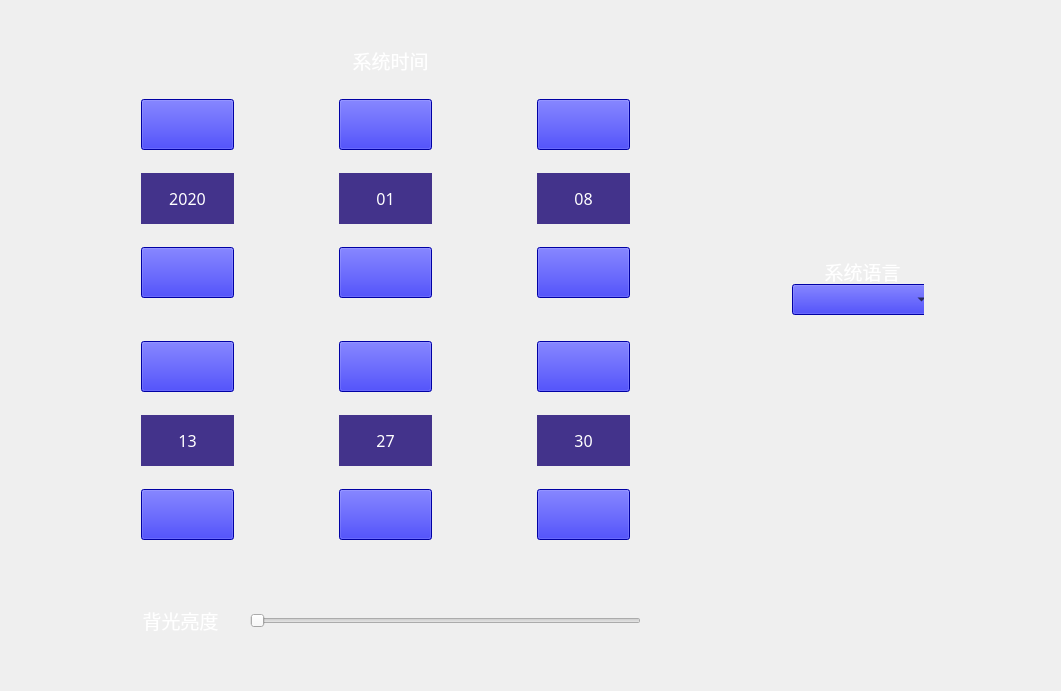
This is HighResolutionPrinter/syssetting.ui in dxphmj/TwoCharPrinter as Qt 5 draws it before an edit. The edited form follows.
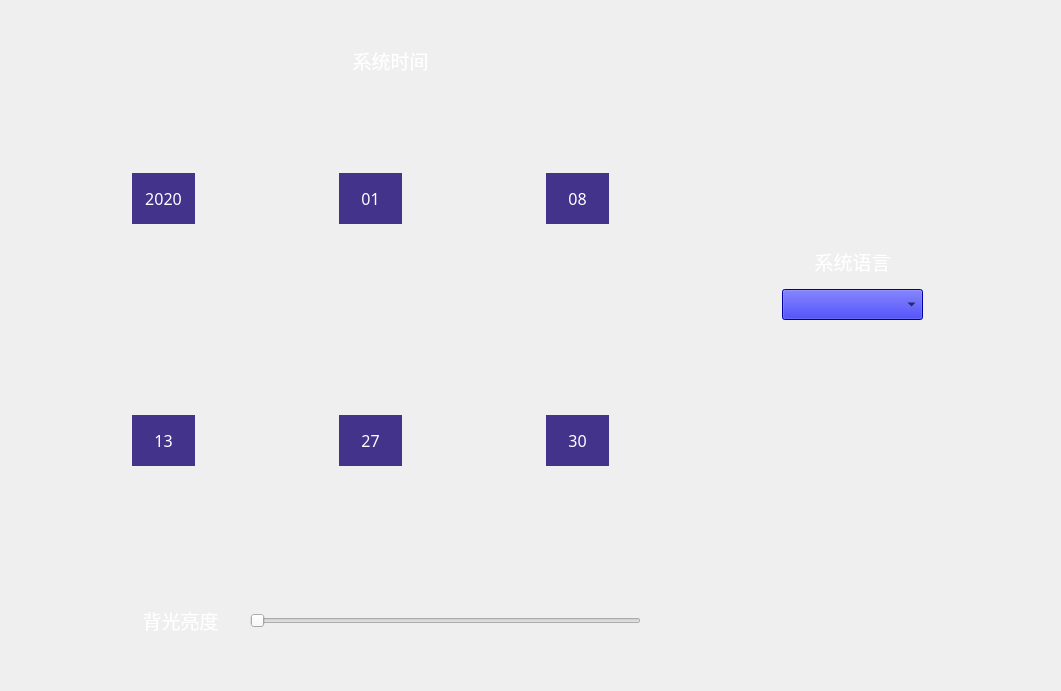
This is the edited form. Icons and pictures are not drawn.

Diff of the .ui file:
```diff
--- a/HighResolutionPrinter/syssetting.ui
+++ b/HighResolutionPrinter/syssetting.ui
@@ -13,52 +13,116 @@
   <property name="windowTitle">
    <string>sysSetting</string>
   </property>
-  <widget class="QWidget" name="layoutWidget_3">
+  <widget class="QLabel" name="backLightLab">
    <property name="geometry">
     <rect>
-     <x>130</x>
-     <y>330</y>
-     <width>511</width>
-     <height>221</height>
+     <x>110</x>
+     <y>600</y>
+     <width>141</width>
+     <height>41</height>
     </rect>
    </property>
-   <layout class="QHBoxLayout" name="horizontalLayout_2">
-    <item>
-     <layout class="QVBoxLayout" name="verticalLayout_5">
-      <item>
+   <property name="minimumSize">
+    <size>
+     <width>141</width>
+     <height>41</height>
+    </size>
+   </property>
+   <property name="font">
+    <font>
+     <family>楷体</family>
+     <pointsize>14</pointsize>
+    </font>
+   </property>
+   <property name="styleSheet">
+    <string notr="true">color: rgb(255, 255, 255);</string>
+   </property>
+   <property name="text">
+    <string>背光亮度</string>
+   </property>
+   <property name="alignment">
+    <set>Qt::AlignCenter</set>
+   </property>
+  </widget>
+  <widget class="QSlider" name="lightHorSlider">
+   <property name="geometry">
+    <rect>
+     <x>250</x>
+     <y>600</y>
+     <width>391</width>
+     <height>41</height>
+    </rect>
+   </property>
+   <property name="styleSheet">
+    <string notr="true"/>
+   </property>
+   <property name="orientation">
+    <enum>Qt::Horizontal</enum>
+   </property>
+  </widget>
+  <widget class="QLabel" name="sysTimeSetLab">
+   <property name="geometry">
+    <rect>
+     <x>320</x>
+     <y>40</y>
+     <width>141</width>
+     <height>41</height>
+    </rect>
+   </property>
+   <property name="minimumSize">
+    <size>
+     <width>141</width>
+     <height>41</height>
+    </size>
+   </property>
+   <property name="font">
+    <font>
+     <family>楷体</family>
+     <pointsize>14</pointsize>
+    </font>
+   </property>
+   <property name="text">
+    <string>&lt;html&gt;&lt;head/&gt;&lt;body&gt;&lt;p&gt;&lt;span style=&quot; color:#ffffff;&quot;&gt;系统时间&lt;/span&gt;&lt;/p&gt;&lt;/body&gt;&lt;/html&gt;</string>
+   </property>
+   <property name="alignment">
+    <set>Qt::AlignCenter</set>
+   </property>
+  </widget>
        <widget class="QPushButton" name="addHourBut">
+   <property name="geometry">
+    <rect>
+     <x>132</x>
+     <y>345</y>
+     <width>63</width>
+     <height>63</height>
+    </rect>
+   </property>
         <property name="minimumSize">
          <size>
-          <width>93</width>
+     <width>63</width>
           <height>51</height>
          </size>
         </property>
         <property name="styleSheet">
-         <string notr="true">background-color: rgb(0, 0, 230);</string>
+    <string notr="true">background-image: url(:/Images/moveup.bmp);
+border-radius:10px;</string>
         </property>
         <property name="text">
          <string/>
         </property>
        </widget>
-      </item>
-      <item>
-       <spacer name="verticalSpacer_9">
-        <property name="orientation">
-         <enum>Qt::Vertical</enum>
-        </property>
-        <property name="sizeHint" stdset="0">
-         <size>
-          <width>20</width>
-          <height>18</height>
-         </size>
-        </property>
-       </spacer>
-      </item>
-      <item>
-       <widget class="QLabel" name="label_5">
+  <widget class="QLabel" name="hourShowBut">
+   <property name="geometry">
+    <rect>
+     <x>132</x>
+     <y>415</y>
+     <width>63</width>
+     <height>51</height>
+    </rect>
+   </property>
         <property name="minimumSize">
          <size>
-          <width>93</width>
+     <width>63</width>
           <height>51</height>
          </size>
         </property>
@@ -79,87 +143,64 @@
          <set>Qt::AlignCenter</set>
         </property>
        </widget>
-      </item>
-      <item>
-       <spacer name="verticalSpacer_10">
-        <property name="orientation">
-         <enum>Qt::Vertical</enum>
-        </property>
-        <property name="sizeHint" stdset="0">
-         <size>
-          <width>20</width>
-          <height>18</height>
-         </size>
-        </property>
-       </spacer>
-      </item>
-      <item>
        <widget class="QPushButton" name="reduceHourBut">
+   <property name="geometry">
+    <rect>
+     <x>132</x>
+     <y>472</y>
+     <width>63</width>
+     <height>63</height>
+    </rect>
+   </property>
         <property name="minimumSize">
          <size>
-          <width>93</width>
+     <width>63</width>
           <height>51</height>
          </size>
         </property>
         <property name="styleSheet">
-         <string notr="true">background-color: rgb(0, 0, 230);</string>
+    <string notr="true">background-image: url(:/Images/movedown.bmp);
+border-radius:10px;</string>
         </property>
         <property name="text">
          <string/>
         </property>
        </widget>
-      </item>
-     </layout>
-    </item>
-    <item>
-     <spacer name="horizontalSpacer_3">
-      <property name="orientation">
-       <enum>Qt::Horizontal</enum>
-      </property>
-      <property name="sizeHint" stdset="0">
-       <size>
-        <width>98</width>
-        <height>20</height>
-       </size>
-      </property>
-     </spacer>
-    </item>
-    <item>
-     <layout class="QVBoxLayout" name="verticalLayout_6">
-      <item>
        <widget class="QPushButton" name="addMinBut">
+   <property name="geometry">
+    <rect>
+     <x>339</x>
+     <y>345</y>
+     <width>63</width>
+     <height>63</height>
+    </rect>
+   </property>
         <property name="minimumSize">
          <size>
-          <width>93</width>
+     <width>63</width>
           <height>51</height>
          </size>
         </property>
         <property name="styleSheet">
-         <string notr="true">background-color: rgb(0, 0, 230);</string>
+    <string notr="true">background-image: url(:/Images/moveup.bmp);
+border-radius:10px;</string>
         </property>
         <property name="text">
          <string/>
         </property>
        </widget>
-      </item>
-      <item>
-       <spacer name="verticalSpacer_11">
-        <property name="orientation">
-         <enum>Qt::Vertical</enum>
-        </property>
-        <property name="sizeHint" stdset="0">
-         <size>
-          <width>20</width>
-          <height>18</height>
-         </size>
-        </property>
-       </spacer>
-      </item>
-      <item>
-       <widget class="QLabel" name="label_6">
+  <widget class="QLabel" name="minShowBut">
+   <property name="geometry">
+    <rect>
+     <x>339</x>
+     <y>415</y>
+     <width>63</width>
+     <height>51</height>
+    </rect>
+   </property>
         <property name="minimumSize">
          <size>
-          <width>93</width>
+     <width>63</width>
           <height>51</height>
          </size>
         </property>
@@ -180,87 +221,64 @@
          <set>Qt::AlignCenter</set>
         </property>
        </widget>
-      </item>
-      <item>
-       <spacer name="verticalSpacer_12">
-        <property name="orientation">
-         <enum>Qt::Vertical</enum>
-        </property>
-        <property name="sizeHint" stdset="0">
-         <size>
-          <width>20</width>
-          <height>18</height>
-         </size>
-        </property>
-       </spacer>
-      </item>
-      <item>
        <widget class="QPushButton" name="reduceMinBut">
+   <property name="geometry">
+    <rect>
+     <x>339</x>
+     <y>472</y>
+     <width>63</width>
+     <height>63</height>
+    </rect>
+   </property>
         <property name="minimumSize">
          <size>
-          <width>93</width>
+     <width>63</width>
           <height>51</height>
          </size>
         </property>
         <property name="styleSheet">
-         <string notr="true">background-color: rgb(0, 0, 230);</string>
+    <string notr="true">background-image: url(:/Images/movedown.bmp);
+border-radius:10px;</string>
         </property>
         <property name="text">
          <string/>
         </property>
        </widget>
-      </item>
-     </layout>
-    </item>
-    <item>
-     <spacer name="horizontalSpacer_4">
-      <property name="orientation">
-       <enum>Qt::Horizontal</enum>
-      </property>
-      <property name="sizeHint" stdset="0">
-       <size>
-        <width>98</width>
-        <height>20</height>
-       </size>
-      </property>
-     </spacer>
-    </item>
-    <item>
-     <layout class="QVBoxLayout" name="verticalLayout_7">
-      <item>
        <widget class="QPushButton" name="addSecondBut">
+   <property name="geometry">
+    <rect>
+     <x>546</x>
+     <y>345</y>
+     <width>63</width>
+     <height>63</height>
+    </rect>
+   </property>
         <property name="minimumSize">
          <size>
-          <width>93</width>
+     <width>63</width>
           <height>51</height>
          </size>
         </property>
         <property name="styleSheet">
-         <string notr="true">background-color: rgb(0, 0, 230);</string>
+    <string notr="true">background-image: url(:/Images/moveup.bmp);
+border-radius:10px;</string>
         </property>
         <property name="text">
          <string/>
         </property>
        </widget>
-      </item>
-      <item>
-       <spacer name="verticalSpacer_13">
-        <property name="orientation">
-         <enum>Qt::Vertical</enum>
-        </property>
-        <property name="sizeHint" stdset="0">
-         <size>
-          <width>20</width>
-          <height>18</height>
-         </size>
-        </property>
-       </spacer>
-      </item>
-      <item>
-       <widget class="QLabel" name="label_7">
+  <widget class="QLabel" name="secondShowBut">
+   <property name="geometry">
+    <rect>
+     <x>546</x>
+     <y>415</y>
+     <width>63</width>
+     <height>51</height>
+    </rect>
+   </property>
         <property name="minimumSize">
          <size>
-          <width>93</width>
+     <width>63</width>
           <height>51</height>
          </size>
         </property>
@@ -281,86 +299,64 @@
          <set>Qt::AlignCenter</set>
         </property>
        </widget>
-      </item>
-      <item>
-       <spacer name="verticalSpacer_14">
-        <property name="orientation">
-         <enum>Qt::Vertical</enum>
-        </property>
-        <property name="sizeHint" stdset="0">
-         <size>
-          <width>20</width>
-          <height>18</height>
-         </size>
-        </property>
-       </spacer>
-      </item>
-      <item>
        <widget class="QPushButton" name="reduceSecondBut">
+   <property name="geometry">
+    <rect>
+     <x>546</x>
+     <y>472</y>
+     <width>63</width>
+     <height>63</height>
+    </rect>
+   </property>
         <property name="minimumSize">
          <size>
-          <width>93</width>
+     <width>63</width>
           <height>51</height>
          </size>
         </property>
         <property name="styleSheet">
-         <string notr="true">background-color: rgb(0, 0, 230);</string>
+    <string notr="true">background-image: url(:/Images/movedown.bmp);
+border-radius:10px;</string>
         </property>
         <property name="text">
          <string/>
         </property>
        </widget>
-      </item>
-     </layout>
-    </item>
-   </layout>
-  </widget>
-  <widget class="QWidget" name="layoutWidget">
-   <property name="geometry">
-    <rect>
-     <x>130</x>
-     <y>88</y>
-     <width>511</width>
-     <height>221</height>
-    </rect>
-   </property>
-   <layout class="QHBoxLayout" name="horizontalLayout">
-    <item>
-     <layout class="QVBoxLayout" name="verticalLayout">
-      <item>
        <widget class="QPushButton" name="addYearBut">
+   <property name="geometry">
+    <rect>
+     <x>132</x>
+     <y>103</y>
+     <width>63</width>
+     <height>63</height>
+    </rect>
+   </property>
         <property name="minimumSize">
          <size>
-          <width>93</width>
+     <width>63</width>
           <height>51</height>
          </size>
         </property>
         <property name="styleSheet">
-         <string notr="true">background-color: rgb(0, 0, 230);</string>
+    <string notr="true">background-image: url(:/Images/moveup.bmp);
+border-radius:5px;</string>
         </property>
         <property name="text">
          <string/>
         </property>
        </widget>
-      </item>
-      <item>
-       <spacer name="verticalSpacer">
-        <property name="orientation">
-         <enum>Qt::Vertical</enum>
-        </property>
-        <property name="sizeHint" stdset="0">
-         <size>
-          <width>20</width>
-          <height>18</height>
-         </size>
-        </property>
-       </spacer>
-      </item>
-      <item>
-       <widget class="QLabel" name="label">
+  <widget class="QLabel" name="yearShowBut">
+   <property name="geometry">
+    <rect>
+     <x>132</x>
+     <y>173</y>
+     <width>63</width>
+     <height>51</height>
+    </rect>
+   </property>
         <property name="minimumSize">
          <size>
-          <width>93</width>
+     <width>63</width>
           <height>51</height>
          </size>
         </property>
@@ -381,87 +377,64 @@
          <set>Qt::AlignCenter</set>
         </property>
        </widget>
-      </item>
-      <item>
-       <spacer name="verticalSpacer_2">
-        <property name="orientation">
-         <enum>Qt::Vertical</enum>
-        </property>
-        <property name="sizeHint" stdset="0">
-         <size>
-          <width>20</width>
-          <height>18</height>
-         </size>
-        </property>
-       </spacer>
-      </item>
-      <item>
        <widget class="QPushButton" name="reduceYearBut">
+   <property name="geometry">
+    <rect>
+     <x>132</x>
+     <y>230</y>
+     <width>63</width>
+     <height>63</height>
+    </rect>
+   </property>
         <property name="minimumSize">
          <size>
-          <width>93</width>
+     <width>63</width>
           <height>51</height>
          </size>
         </property>
         <property name="styleSheet">
-         <string notr="true">background-color: rgb(0, 0, 230);</string>
+    <string notr="true">background-image: url(:/Images/movedown.bmp);
+border-radius:10px;</string>
         </property>
         <property name="text">
          <string/>
         </property>
        </widget>
-      </item>
-     </layout>
-    </item>
-    <item>
-     <spacer name="horizontalSpacer">
-      <property name="orientation">
-       <enum>Qt::Horizontal</enum>
-      </property>
-      <property name="sizeHint" stdset="0">
-       <size>
-        <width>98</width>
-        <height>20</height>
-       </size>
-      </property>
-     </spacer>
-    </item>
-    <item>
-     <layout class="QVBoxLayout" name="verticalLayout_2">
-      <item>
        <widget class="QPushButton" name="addMonthBut">
+   <property name="geometry">
+    <rect>
+     <x>339</x>
+     <y>103</y>
+     <width>63</width>
+     <height>63</height>
+    </rect>
+   </property>
         <property name="minimumSize">
          <size>
-          <width>93</width>
+     <width>63</width>
           <height>51</height>
          </size>
         </property>
         <property name="styleSheet">
-         <string notr="true">background-color: rgb(0, 0, 230);</string>
+    <string notr="true">background-image: url(:/Images/moveup.bmp);
+border-radius:10px;</string>
         </property>
         <property name="text">
          <string/>
         </property>
        </widget>
-      </item>
-      <item>
-       <spacer name="verticalSpacer_3">
-        <property name="orientation">
-         <enum>Qt::Vertical</enum>
-        </property>
-        <property name="sizeHint" stdset="0">
-         <size>
-          <width>20</width>
-          <height>18</height>
-         </size>
-        </property>
-       </spacer>
-      </item>
-      <item>
-       <widget class="QLabel" name="label_2">
+  <widget class="QLabel" name="monthShowBut">
+   <property name="geometry">
+    <rect>
+     <x>339</x>
+     <y>173</y>
+     <width>63</width>
+     <height>51</height>
+    </rect>
+   </property>
         <property name="minimumSize">
          <size>
-          <width>93</width>
+     <width>63</width>
           <height>51</height>
          </size>
         </property>
@@ -482,87 +455,64 @@
          <set>Qt::AlignCenter</set>
         </property>
        </widget>
-      </item>
-      <item>
-       <spacer name="verticalSpacer_4">
-        <property name="orientation">
-         <enum>Qt::Vertical</enum>
-        </property>
-        <property name="sizeHint" stdset="0">
-         <size>
-          <width>20</width>
-          <height>18</height>
-         </size>
-        </property>
-       </spacer>
-      </item>
-      <item>
        <widget class="QPushButton" name="reduceMonthBut">
+   <property name="geometry">
+    <rect>
+     <x>339</x>
+     <y>230</y>
+     <width>63</width>
+     <height>63</height>
+    </rect>
+   </property>
         <property name="minimumSize">
          <size>
-          <width>93</width>
+     <width>63</width>
           <height>51</height>
          </size>
         </property>
         <property name="styleSheet">
-         <string notr="true">background-color: rgb(0, 0, 230);</string>
+    <string notr="true">background-image: url(:/Images/movedown.bmp);
+border-radius:10px;</string>
         </property>
         <property name="text">
          <string/>
         </property>
        </widget>
-      </item>
-     </layout>
-    </item>
-    <item>
-     <spacer name="horizontalSpacer_2">
-      <property name="orientation">
-       <enum>Qt::Horizontal</enum>
-      </property>
-      <property name="sizeHint" stdset="0">
-       <size>
-        <width>98</width>
-        <height>20</height>
-       </size>
-      </property>
-     </spacer>
-    </item>
-    <item>
-     <layout class="QVBoxLayout" name="verticalLayout_3">
-      <item>
        <widget class="QPushButton" name="addDayBut">
+   <property name="geometry">
+    <rect>
+     <x>546</x>
+     <y>103</y>
+     <width>63</width>
+     <height>63</height>
+    </rect>
+   </property>
         <property name="minimumSize">
          <size>
-          <width>93</width>
+     <width>63</width>
           <height>51</height>
          </size>
         </property>
         <property name="styleSheet">
-         <string notr="true">background-color: rgb(0, 0, 230);</string>
+    <string notr="true">background-image: url(:/Images/moveup.bmp);
+border-radius:10px;</string>
         </property>
         <property name="text">
          <string/>
         </property>
        </widget>
-      </item>
-      <item>
-       <spacer name="verticalSpacer_5">
-        <property name="orientation">
-         <enum>Qt::Vertical</enum>
-        </property>
-        <property name="sizeHint" stdset="0">
-         <size>
-          <width>20</width>
-          <height>18</height>
-         </size>
-        </property>
-       </spacer>
-      </item>
-      <item>
-       <widget class="QLabel" name="label_3">
+  <widget class="QLabel" name="dayShowBut">
+   <property name="geometry">
+    <rect>
+     <x>546</x>
+     <y>173</y>
+     <width>63</width>
+     <height>51</height>
+    </rect>
+   </property>
         <property name="minimumSize">
          <size>
-          <width>93</width>
+     <width>63</width>
           <height>51</height>
          </size>
         </property>
@@ -583,99 +533,38 @@
          <set>Qt::AlignCenter</set>
         </property>
        </widget>
-      </item>
-      <item>
-       <spacer name="verticalSpacer_6">
-        <property name="orientation">
-         <enum>Qt::Vertical</enum>
-        </property>
-        <property name="sizeHint" stdset="0">
-         <size>
-          <width>20</width>
-          <height>18</height>
-         </size>
-        </property>
-       </spacer>
-      </item>
-      <item>
        <widget class="QPushButton" name="reduceDayBut">
+   <property name="geometry">
+    <rect>
+     <x>546</x>
+     <y>230</y>
+     <width>63</width>
+     <height>63</height>
+    </rect>
+   </property>
         <property name="minimumSize">
          <size>
-          <width>93</width>
+     <width>63</width>
           <height>51</height>
          </size>
         </property>
         <property name="styleSheet">
-         <string notr="true">background-color: rgb(0, 0, 230);</string>
+    <string notr="true">background-image: url(:/Images/movedown.bmp);
+border-radius:10px;</string>
         </property>
         <property name="text">
          <string/>
         </property>
        </widget>
-      </item>
-     </layout>
-    </item>
-   </layout>
-  </widget>
-  <widget class="QLabel" name="backLightLab">
-   <property name="geometry">
-    <rect>
-     <x>110</x>
-     <y>600</y>
-     <width>141</width>
-     <height>41</height>
-    </rect>
-   </property>
-   <property name="minimumSize">
-    <size>
-     <width>141</width>
-     <height>41</height>
-    </size>
-   </property>
-   <property name="font">
-    <font>
-     <family>楷体</family>
-     <pointsize>14</pointsize>
-    </font>
-   </property>
-   <property name="styleSheet">
-    <string notr="true">color: rgb(255, 255, 255);</string>
-   </property>
-   <property name="text">
-    <string>背光亮度</string>
-   </property>
-   <property name="alignment">
-    <set>Qt::AlignCenter</set>
-   </property>
-  </widget>
-  <widget class="QSlider" name="lightHorSlider">
-   <property name="geometry">
-    <rect>
-     <x>250</x>
-     <y>600</y>
-     <width>391</width>
-     <height>41</height>
-    </rect>
-   </property>
-   <property name="styleSheet">
-    <string notr="true"/>
-   </property>
-   <property name="orientation">
-    <enum>Qt::Horizontal</enum>
-   </property>
-  </widget>
-  <widget class="QWidget" name="layoutWidget">
-   <property name="geometry">
-    <rect>
-     <x>781</x>
-     <y>240</y>
-     <width>143</width>
-     <height>81</height>
-    </rect>
-   </property>
-   <layout class="QVBoxLayout" name="verticalLayout_4">
-    <item>
      <widget class="QLabel" name="sysLanguageLab">
+   <property name="geometry">
+    <rect>
+     <x>782</x>
+     <y>241</y>
+     <width>141</width>
+     <height>41</height>
+    </rect>
+   </property>
       <property name="minimumSize">
        <size>
         <width>141</width>
@@ -698,53 +587,45 @@
        <set>Qt::AlignCenter</set>
       </property>
      </widget>
-    </item>
-    <item>
      <widget class="QComboBox" name="comboBox">
-      <property name="minimumSize">
-       <size>
-        <width>141</width>
-        <height>31</height>
-       </size>
-      </property>
-      <property name="styleSheet">
-       <string notr="true">background-color: rgb(0, 0, 230);</string>
-      </property>
-     </widget>
-    </item>
-   </layout>
-  </widget>
-  <widget class="QLabel" name="sysTimeSetLab">
    <property name="geometry">
     <rect>
-     <x>320</x>
-     <y>40</y>
+     <x>782</x>
+     <y>289</y>
      <width>141</width>
-     <height>41</height>
+     <height>31</height>
     </rect>
    </property>
    <property name="minimumSize">
     <size>
      <width>141</width>
-     <height>41</height>
+     <height>31</height>
     </size>
    </property>
-   <property name="font">
-    <font>
-     <family>楷体</family>
-     <pointsize>14</pointsize>
-    </font>
-   </property>
-   <property name="text">
-    <string>&lt;html&gt;&lt;head/&gt;&lt;body&gt;&lt;p&gt;&lt;span style=&quot; color:#ffffff;&quot;&gt;系统时间&lt;/span&gt;&lt;/p&gt;&lt;/body&gt;&lt;/html&gt;</string>
-   </property>
-   <property name="alignment">
-    <set>Qt::AlignCenter</set>
+   <property name="styleSheet">
+    <string notr="true">background-color: rgb(0, 0, 230);</string>
    </property>
   </widget>
-  <zorder>layoutWidget</zorder>
-  <zorder>layoutWidget</zorder>
-  <zorder>layoutWidget_3</zorder>
+  <zorder>addHourBut</zorder>
+  <zorder>hourShowBut</zorder>
+  <zorder>reduceHourBut</zorder>
+  <zorder>addMinBut</zorder>
+  <zorder>minShowBut</zorder>
+  <zorder>reduceMinBut</zorder>
+  <zorder>addSecondBut</zorder>
+  <zorder>secondShowBut</zorder>
+  <zorder>reduceSecondBut</zorder>
+  <zorder>addYearBut</zorder>
+  <zorder>yearShowBut</zorder>
+  <zorder>reduceYearBut</zorder>
+  <zorder>addMonthBut</zorder>
+  <zorder>monthShowBut</zorder>
+  <zorder>reduceMonthBut</zorder>
+  <zorder>addDayBut</zorder>
+  <zorder>dayShowBut</zorder>
+  <zorder>reduceDayBut</zorder>
+  <zorder>sysLanguageLab</zorder>
+  <zorder>comboBox</zorder>
   <zorder>backLightLab</zorder>
   <zorder>lightHorSlider</zorder>
   <zorder>sysTimeSetLab</zorder>
```
Left out of the diff: 4 changed lines with no effect on the pictures. Lines whose indentation alone changed are shown as unchanged.
